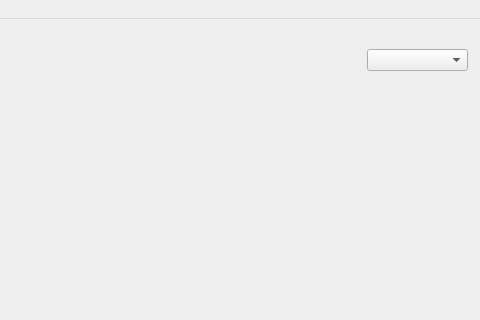
Before: the Qt Designer form Python/ML/pla_ui.ui in goyour123/Pratice, drawn with Qt 5; both pictures show x 273 to 753 and y 0 to 320 of the 753 by 679 pixel window.
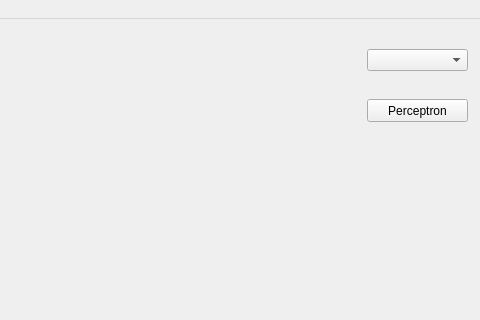
After: the same form once the commit is applied.

Commit message: pla draw first line

Patch:
```diff
--- a/Python/ML/pla_ui.ui
+++ b/Python/ML/pla_ui.ui
@@ -38,6 +38,19 @@
      </rect>
     </property>
    </widget>
+   <widget class="QPushButton" name="pushButton">
+    <property name="geometry">
+     <rect>
+      <x>640</x>
+      <y>80</y>
+      <width>101</width>
+      <height>23</height>
+     </rect>
+    </property>
+    <property name="text">
+     <string>Perceptron</string>
+    </property>
+   </widget>
   </widget>
   <widget class="QMenuBar" name="menubar">
    <property name="geometry">
```
The commit also changes 2 other files.
